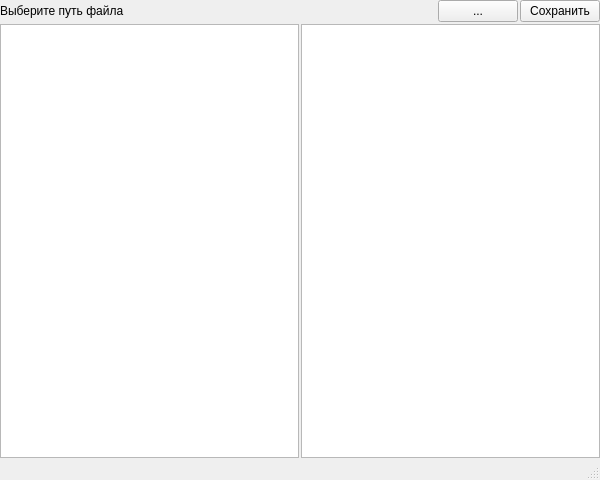
This is mainwindow.ui in kuzk0/8nav as Qt 5 draws it before an edit. The edited form follows.
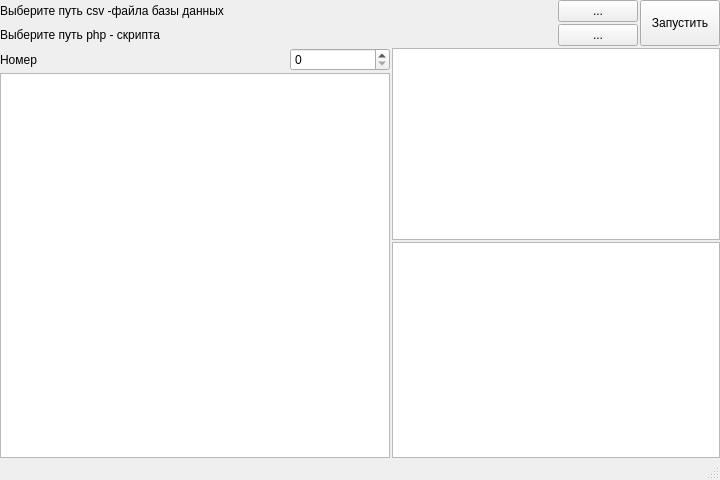
This is the edited form.

Commit message: FIX:  locale; ADD: php script logic; ADD: name+fullname list widget; UPD: save button -> run script button; ADD: run php script logic and auto finding php file;

Diff of the .ui file:
```diff
--- a/mainwindow.ui
+++ b/mainwindow.ui
@@ -6,7 +6,7 @@
    <rect>
     <x>0</x>
     <y>0</y>
-    <width>600</width>
+    <width>720</width>
     <height>480</height>
    </rect>
   </property>
@@ -35,10 +35,26 @@
     </property>
     <item row="0" column="0">
      <layout class="QGridLayout" name="gridLayout_3">
-      <item row="1" column="1">
-       <widget class="QListWidget" name="cmdFilesListWidget"/>
+      <item row="2" column="2">
+       <widget class="QSpinBox" name="numSpinBox">
+        <property name="sizePolicy">
+         <sizepolicy hsizetype="Maximum" vsizetype="Fixed">
+          <horstretch>0</horstretch>
+          <verstretch>0</verstretch>
+         </sizepolicy>
+        </property>
+        <property name="minimumSize">
+         <size>
+          <width>100</width>
+          <height>0</height>
+         </size>
+        </property>
+        <property name="maximum">
+         <number>100</number>
+        </property>
+       </widget>
       </item>
-      <item row="1" column="0">
+      <item row="3" column="0" rowspan="2" colspan="3">
        <widget class="QListWidget" name="typeListWidget">
         <property name="editTriggers">
          <set>QAbstractItemView::EditTrigger::NoEditTriggers</set>
@@ -48,12 +64,71 @@
         </property>
        </widget>
       </item>
-      <item row="0" column="0" colspan="2">
+      <item row="4" column="3" colspan="2">
+       <widget class="QListWidget" name="cmdFilesListWidget"/>
+      </item>
+      <item row="1" column="0" colspan="4">
+       <layout class="QHBoxLayout" name="horizontalLayout">
+        <property name="topMargin">
+         <number>0</number>
+        </property>
+        <item>
+         <widget class="QLabel" name="phpPathLabel">
+          <property name="text">
+           <string>Выберите путь php - скрипта</string>
+          </property>
+         </widget>
+        </item>
+        <item>
+         <spacer name="horizontalSpacer_3">
+          <property name="orientation">
+           <enum>Qt::Orientation::Horizontal</enum>
+          </property>
+          <property name="sizeHint" stdset="0">
+           <size>
+            <width>40</width>
+            <height>20</height>
+           </size>
+          </property>
+         </spacer>
+        </item>
+        <item>
+         <widget class="QPushButton" name="selectPhpButton">
+          <property name="text">
+           <string>...</string>
+          </property>
+         </widget>
+        </item>
+       </layout>
+      </item>
+      <item row="2" column="3" rowspan="2" colspan="2">
+       <widget class="QListWidget" name="namesListWidget"/>
+      </item>
+      <item row="2" column="0">
+       <widget class="QLabel" name="numLabel">
+        <property name="sizePolicy">
+         <sizepolicy hsizetype="Fixed" vsizetype="Preferred">
+          <horstretch>0</horstretch>
+          <verstretch>0</verstretch>
+         </sizepolicy>
+        </property>
+        <property name="minimumSize">
+         <size>
+          <width>40</width>
+          <height>0</height>
+         </size>
+        </property>
+        <property name="text">
+         <string>Номер</string>
+        </property>
+       </widget>
+      </item>
+      <item row="0" column="0" colspan="4">
        <layout class="QHBoxLayout" name="horizontalLayout_2">
         <item>
          <widget class="QLabel" name="filePathLabel">
           <property name="text">
-           <string>Выберите путь файла</string>
+           <string>Выберите путь csv -файла базы данных</string>
           </property>
          </widget>
         </item>
@@ -88,15 +163,37 @@
           </property>
          </widget>
         </item>
-        <item>
-         <widget class="QPushButton" name="saveButton">
-          <property name="text">
-           <string>Сохранить</string>
-          </property>
-         </widget>
-        </item>
        </layout>
       </item>
+      <item row="0" column="4" rowspan="2">
+       <widget class="QPushButton" name="saveButton">
+        <property name="sizePolicy">
+         <sizepolicy hsizetype="Fixed" vsizetype="Minimum">
+          <horstretch>0</horstretch>
+          <verstretch>0</verstretch>
+         </sizepolicy>
+        </property>
+        <property name="text">
+         <string>Запустить</string>
+        </property>
+       </widget>
+      </item>
+      <item row="2" column="1">
+       <spacer name="horizontalSpacer">
+        <property name="orientation">
+         <enum>Qt::Orientation::Horizontal</enum>
+        </property>
+        <property name="sizeType">
+         <enum>QSizePolicy::Policy::Maximum</enum>
+        </property>
+        <property name="sizeHint" stdset="0">
+         <size>
+          <width>60</width>
+          <height>20</height>
+         </size>
+        </property>
+       </spacer>
+      </item>
      </layout>
     </item>
    </layout>
```
Left out of the diff: 4 changed lines with no effect on the pictures. The commit also changes 3 other files.
